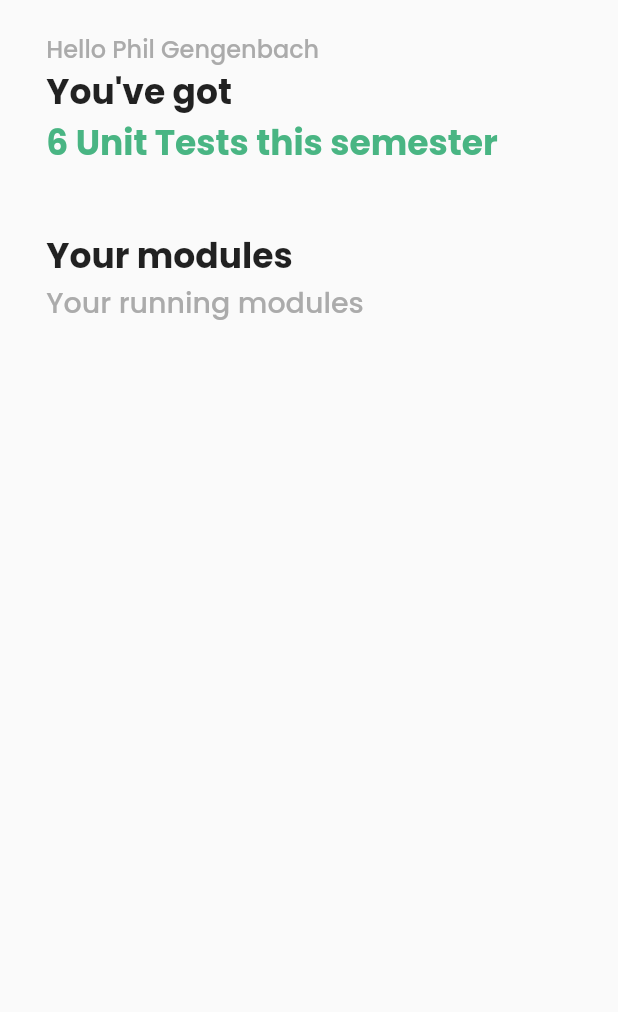
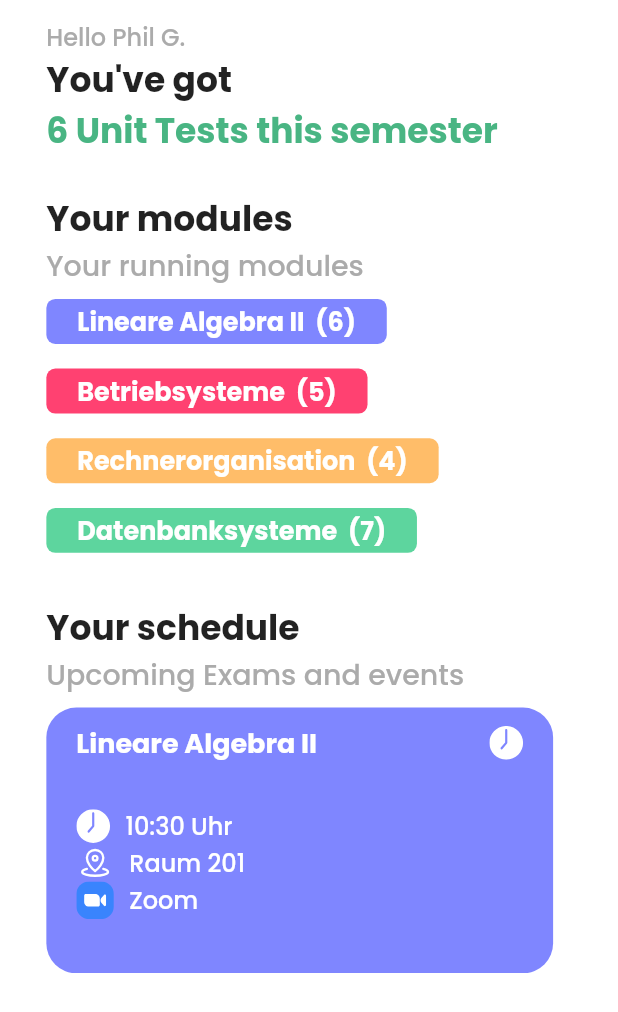
Before and after one commit to philgenb/StudyPlanner, a Flutter app: the screen it shows once a user with an empty profile is signed in, on a phone screen of 412 x 824 dp. Shown: the top 1012 px of the screen. Run offline on Flutter 3.47's test engine with Material 2 defaults, Android fonts, the phone set to English and light mode, and no system bars; our stand-ins replace cloud_firestore, firebase_auth, firebase_core, flutter_spinkit, flutter_svg; accounts and stored records are empty.

Commit message:
add module menu

```diff
--- a/lib/pages/dashboard.dart
+++ b/lib/pages/dashboard.dart
@@ -1,5 +1,8 @@
 import 'package:flutter/material.dart';
 import 'package:studyplanner/models/user.dart';
+import 'package:studyplanner/pages/dashboard/module_card.dart';
+import 'package:studyplanner/pages/dashboard/module_element.dart';
+import 'package:studyplanner/pages/dashboard/moduleswipe.dart';
 import 'package:studyplanner/shared/appbarv2.dart';
 import 'package:studyplanner/utils/sizehelper.dart';
 
@@ -19,16 +22,34 @@ class _HomeMenuState extends State<HomeMenu> {
   @override
   Widget build(BuildContext context) {
     return Container(
-      padding: EdgeInsets.symmetric(horizontal: SizeHelper.getDisplayWidth(context) * 0.075, vertical: SizeHelper.getDisplayHeight(context) * 0.025),
+      color: Colors.white,
+      padding: EdgeInsets.symmetric(horizontal: SizeHelper.getDisplayWidth(context) * 0.075, vertical: SizeHelper.getDisplayHeight(context) * 0.015),
       child: Column(
         crossAxisAlignment: CrossAxisAlignment.start,
         children: [
-          Text("Hello Phil Gengenbach", style: TextStyle(fontSize: 16, color: Color(0xffABABAB)),),
+          Text("Hello Phil G.", style: TextStyle(fontSize: 16, color: Color(0xffABABAB)),),
           Text("You've got", style: TextStyle(fontSize: 23, fontWeight: FontWeight.bold)),
           Text("6 Unit Tests this semester", style: TextStyle(fontSize: 23, fontWeight: FontWeight.bold, color: Color(0xff49B583))),
-          SizedBox(height: SizeHelper.getDisplayHeight(context) * 0.05,),
+
+          SizedBox(height: SizeHelper.getDisplayHeight(context) * 0.03,),
+
           Text("Your modules", style: TextStyle(fontSize: 23, fontWeight: FontWeight.bold)),
           Text("Your running modules", style: TextStyle(fontSize: 19, color: Color(0xffABABAB))),
+
+          ModuleElement(Color(0xff7F86FF), "Lineare Algebra II  (6)"),
+          ModuleElement(Color(0xffff4171), "Betriebsysteme  (5)"),
+          ModuleElement(Color(0xffffbd69), "Rechnerorganisation  (4)"),
+          ModuleElement(Color(0xff5dd59e), "Datenbanksysteme  (7)"),
+
+          SizedBox(height: SizeHelper.getDisplayHeight(context) * 0.03,),
+
+          Text("Your schedule", style: TextStyle(fontSize: 23, fontWeight: FontWeight.bold)),
+          Text("Upcoming Exams and events", style: TextStyle(fontSize: 19, color: Color(0xffABABAB))),
+
+          ModuleSwipe(),
+
+
+
         ],
       ),
     );
--- /dev/null
+++ b/lib/pages/dashboard/module_card.dart
@@ -0,0 +1,82 @@
+import 'package:flutter/material.dart';
+import 'package:flutter_svg/svg.dart';
+import 'package:studyplanner/pages/dashboard/module_info.dart';
+import 'package:studyplanner/pages/modulemenu.dart';
+import 'package:studyplanner/utils/sizehelper.dart';
+
+class ModuleCard extends StatelessWidget {
+
+
+
+  Color moduleColor;
+  String moduleName;
+  bool pressable = false;
+
+  ModuleCard(this.moduleColor, this.moduleName, {required this.pressable, Key? key}) : super(key: key);
+
+
+
+  @override
+  Widget build(BuildContext context) {
+    return InkWell(
+      onTap: () {
+        if (pressable) {
+          Navigator.pushNamed(context, ModuleMenu.routeName);
+        }
+      },
+      child: Container(
+        margin: EdgeInsets.only(top: SizeHelper.getDisplayHeight(context) * 0.01, right: SizeHelper.getDisplayWidth(context) * 0.03),
+        padding: EdgeInsets.symmetric(horizontal: 20, vertical: 10),
+        height: SizeHelper.getDisplayHeight(context) * 0.2,
+        width: SizeHelper.getDisplayWidth(context) * 0.85,
+        decoration: BoxDecoration(
+          borderRadius: BorderRadius.circular(20.0),
+          color: moduleColor,
+        ),
+        child: Column(
+          crossAxisAlignment: CrossAxisAlignment.start,
+          children: [
+            Row(
+              mainAxisAlignment: MainAxisAlignment.spaceBetween,
+              children: [
+                Text(moduleName, style: TextStyle(color: Colors.white, fontWeight: FontWeight.bold, fontSize: 18)),
+                Row(
+                  children: [
+                    InkWell(
+                      child: SvgPicture.asset(
+                        "assets/images/clock.svg",
+                        height: 22.5,
+                      ),
+                    )
+                  ],
+                )
+              ],
+            ),
+            SizedBox(height: 30,),
+
+            Column(
+              mainAxisAlignment: MainAxisAlignment.start,
+              children: [
+                ModuleInformation(
+                  title: "10:30 Uhr",
+                  moduleIcon: SvgPicture.asset(
+                  "assets/images/clock.svg",
+                  height: 22.5,
+                ),),
+                ModuleInformation(title: "Raum 201", moduleIcon: SvgPicture.asset(
+                  "assets/images/map.svg",
+                  height: 25,
+                ),),
+                ModuleInformation(title: "Zoom", moduleIcon: SvgPicture.asset(
+                  "assets/images/zoom.svg",
+                  height: 25,
+                ),),
+              ],
+            )
+
+          ],
+        ),
+      ),
+    );
+  }
+}
--- /dev/null
+++ b/lib/pages/dashboard/module_element.dart
@@ -0,0 +1,28 @@
+import 'package:flutter/material.dart';
+import 'package:studyplanner/utils/sizehelper.dart';
+
+class ModuleElement extends StatelessWidget {
+  final Color moduleColor;
+  final String moduleName;
+
+  const ModuleElement(this.moduleColor, this.moduleName, {Key? key})
+      : super(key: key);
+
+  @override
+  Widget build(BuildContext context) {
+    return Container(
+      margin: EdgeInsets.symmetric(
+          vertical: SizeHelper.getDisplayHeight(context) * 0.01),
+      padding: EdgeInsets.symmetric(
+          horizontal: SizeHelper.getDisplayWidth(context) * 0.05, vertical: SizeHelper.getDisplayHeight(context) * 0.003),
+      decoration: BoxDecoration(
+        borderRadius: BorderRadius.circular(6.0),
+        color: moduleColor,
+      ),
+      child: Text(
+        moduleName,
+        style: const TextStyle(color: Colors.white, fontWeight: FontWeight.bold, fontSize: 17)
+      ),
+    );
+  }
+}
--- /dev/null
+++ b/lib/pages/dashboard/module_info.dart
@@ -0,0 +1,24 @@
+import 'package:flutter/material.dart';
+import 'package:studyplanner/utils/sizehelper.dart';
+
+class ModuleInformation extends StatelessWidget {
+
+  final Widget moduleIcon;
+  final String title;
+
+  ModuleInformation({required this.title, required this.moduleIcon, Key? key}) : super(key: key);
+
+  @override
+  Widget build(BuildContext context) {
+    return Row(
+      crossAxisAlignment: CrossAxisAlignment.center,
+      mainAxisAlignment: MainAxisAlignment.start,
+      children: [
+        moduleIcon,
+        SizedBox(width: SizeHelper.getDisplayWidth(context) * 0.025,),
+        Text(title, style: TextStyle(fontSize: 16, color: Colors.white),),
+
+      ],
+    );
+  }
+}
--- /dev/null
+++ b/lib/pages/dashboard/moduleswipe.dart
@@ -0,0 +1,34 @@
+import 'package:flutter/material.dart';
+import 'package:studyplanner/pages/dashboard/module_card.dart';
+import 'package:studyplanner/utils/sizehelper.dart';
+
+class ModuleSwipe extends StatefulWidget {
+  const ModuleSwipe({Key? key}) : super(key: key);
+
+  @override
+  _ModuleSwipeState createState() => _ModuleSwipeState();
+}
+
+class _ModuleSwipeState extends State<ModuleSwipe> {
+  int _index = 0;
+
+  @override
+  Widget build(BuildContext context) {
+    final PageController pageController = PageController(viewportFraction: 1.0);
+    return SizedBox(
+      height: SizeHelper.getDisplayHeight(context) * 0.225,
+      width: SizeHelper.getDisplayWidth(context) * 0.9,
+      child: PageView.builder(
+        controller: pageController,
+        scrollDirection: Axis.horizontal,
+        onPageChanged: (int index) => setState(() {
+          _index = index;
+        }),
+        itemCount: 3,
+        itemBuilder: (BuildContext context, int index) {
+          return ModuleCard(Color(0xff7F86FF), "Lineare Algebra II", pressable: true,);
+        },
+      ),
+    );
+  }
+}
```
Also changed, not shown: lib/main.dart (+5 -47 lines), lib/pages/modulemenu.dart (added, +44 -0 lines), lib/shared/appbar.dart (+29 -8 lines), assets/images/arrow_down.svg, assets/images/arrow_left.svg (added), assets/images/bell.svg (added), assets/images/calendar.svg (added), assets/images/clock.svg (added), assets/images/map.svg (added), assets/images/zoom.svg (added).
